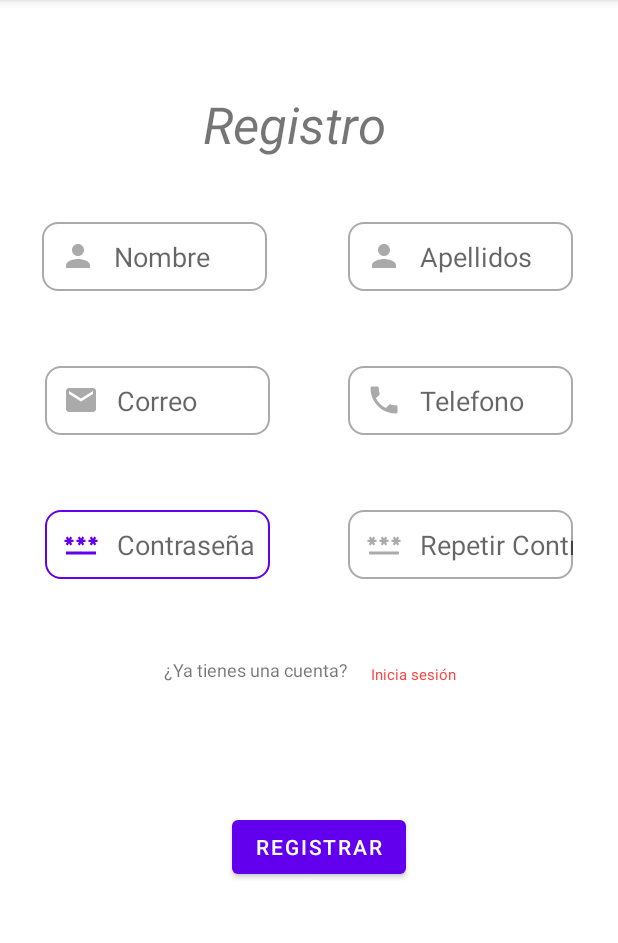
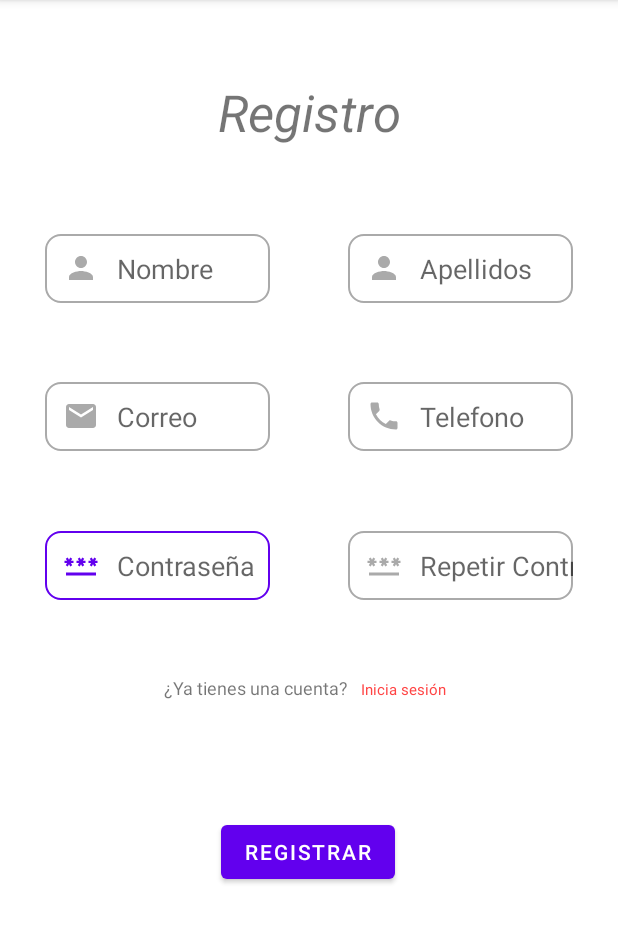
Before and after one commit to BorjaMontoro/ProyectoFinalApp, an Android app: the RegisterClientActivity screen opened directly, with no data from a screen before it, on a phone screen of 412 x 824 dp, the part 84-1027 px from its top. Run offline under Robolectric (Android 15) with nearby library versions, the phone set to English and light mode, and no system bars.

Commit message:
Fix bugs y arreglando interfaz para que se pueda ver correctamente en un telefono real

```diff
--- a/app/src/main/java/com/example/proyectofinal/RegisterClientActivity.java
+++ b/app/src/main/java/com/example/proyectofinal/RegisterClientActivity.java
@@ -76,7 +76,7 @@ public class RegisterClientActivity extends AppCompatActivity {
                             }
                         });
                     } else {
-                        dialog("ERROR","Les contrasenyes no són iguals.");
+                        dialog("ERROR","Las contraseñas no son iguales.");
                     }
                 } catch (JSONException e) {
                     throw new RuntimeException(e);
@@ -165,7 +165,7 @@ public class RegisterClientActivity extends AppCompatActivity {
                     });
                     alerta.show();
                 } else if (status.equals("ERROR")) {
-                    alerta.setTitle("Error de registre");
+                    alerta.setTitle("Error de registro");
                     alerta.setMessage(mesage);
                     alerta.setNegativeButton("Cerrar" ,new DialogInterface.OnClickListener() {
                         @Override
--- a/app/src/main/java/com/example/proyectofinal/RegisterCompanyActivity.java
+++ b/app/src/main/java/com/example/proyectofinal/RegisterCompanyActivity.java
@@ -82,7 +82,7 @@ public class RegisterCompanyActivity extends AppCompatActivity {
                             }
                         });
                     } else {
-                        dialog("ERROR","Les contrasenyes no són iguals.");
+                        dialog("ERROR","Las contraseñas no son iguales.");
                     }
                 } catch (JSONException e) {
                     throw new RuntimeException(e);
@@ -173,7 +173,7 @@ public class RegisterCompanyActivity extends AppCompatActivity {
                     });
                     alerta.show();
                 } else if (status.equals("ERROR")) {
-                    alerta.setTitle("Error de registre");
+                    alerta.setTitle("Error de registro");
                     alerta.setMessage(mesage);
                     alerta.setNegativeButton("Cerrar" ,new DialogInterface.OnClickListener() {
                         @Override
--- a/app/src/main/res/layout/activity_register_client.xml
+++ b/app/src/main/res/layout/activity_register_client.xml
@@ -10,8 +10,6 @@
         android:id="@+id/registroPassword"
         android:layout_width="150dp"
         android:layout_height="46dp"
-        android:layout_marginStart="30dp"
-        android:layout_marginTop="50dp"
         android:background="@drawable/custom_input"
         android:drawableStart="@drawable/custom_password_icon"
         android:drawablePadding="12dp"
@@ -19,15 +17,17 @@
         android:hint="Contraseña"
         android:inputType="textPassword"
         android:paddingStart="12dp"
+        app:layout_constraintBottom_toBottomOf="parent"
+        app:layout_constraintEnd_toEndOf="parent"
+        app:layout_constraintHorizontal_bias="0.114"
         app:layout_constraintStart_toStartOf="parent"
-        app:layout_constraintTop_toBottomOf="@+id/registroCorreos" />
+        app:layout_constraintTop_toBottomOf="@+id/registroCorreos"
+        app:layout_constraintVertical_bias="0.126" />
 
     <EditText
         android:id="@+id/registroNombre"
         android:layout_width="150dp"
         android:layout_height="46dp"
-        android:layout_marginStart="28dp"
-        android:layout_marginTop="148dp"
         android:background="@drawable/custom_input"
         android:drawableStart="@drawable/custom_person_icon"
         android:drawablePadding="12dp"
@@ -35,15 +35,17 @@
         android:hint="Nombre"
         android:inputType="textPersonName"
         android:paddingStart="12dp"
+        app:layout_constraintBottom_toBottomOf="parent"
+        app:layout_constraintEnd_toEndOf="parent"
+        app:layout_constraintHorizontal_bias="0.114"
         app:layout_constraintStart_toStartOf="parent"
-        app:layout_constraintTop_toTopOf="parent" />
+        app:layout_constraintTop_toTopOf="parent"
+        app:layout_constraintVertical_bias="0.216" />
 
     <EditText
         android:id="@+id/registroCorreos"
         android:layout_width="150dp"
         android:layout_height="46dp"
-        android:layout_marginStart="30dp"
-        android:layout_marginTop="50dp"
         android:background="@drawable/custom_input"
         android:drawableStart="@drawable/custom_email_icon"
         android:drawablePadding="12dp"
@@ -51,37 +53,39 @@
         android:hint="Correo"
         android:inputType="textEmailAddress"
         android:paddingStart="12dp"
+        app:layout_constraintBottom_toBottomOf="parent"
+        app:layout_constraintEnd_toEndOf="parent"
+        app:layout_constraintHorizontal_bias="0.114"
         app:layout_constraintStart_toStartOf="parent"
-        app:layout_constraintTop_toBottomOf="@+id/registroNombre" />
+        app:layout_constraintTop_toBottomOf="@+id/registroNombre"
+        app:layout_constraintVertical_bias="0.101" />
 
     <Button
         android:id="@+id/registrar"
         android:layout_width="wrap_content"
         android:layout_height="wrap_content"
-        android:layout_marginStart="153dp"
-        android:layout_marginEnd="141dp"
         android:text="Registrar"
         app:layout_constraintBottom_toBottomOf="parent"
         app:layout_constraintEnd_toEndOf="parent"
-        app:layout_constraintHorizontal_bias="1.0"
+        app:layout_constraintHorizontal_bias="0.498"
         app:layout_constraintStart_toStartOf="parent"
         app:layout_constraintTop_toBottomOf="@+id/registroRepetirPassword"
-        app:layout_constraintVertical_bias="0.464" />
+        app:layout_constraintVertical_bias="0.451" />
 
     <TextView
         android:id="@+id/textViewLogin"
         android:layout_width="60dp"
-        android:layout_height="17dp"
+        android:layout_height="15dp"
         android:text="Inicia sesión"
         android:textAlignment="gravity"
         android:textColor="@android:color/holo_red_light"
         android:textSize="10sp"
         app:layout_constraintBottom_toBottomOf="parent"
         app:layout_constraintEnd_toEndOf="parent"
-        app:layout_constraintHorizontal_bias="0.703"
-        app:layout_constraintStart_toStartOf="parent"
+        app:layout_constraintHorizontal_bias="0.0"
+        app:layout_constraintStart_toEndOf="@+id/textoLogin"
         app:layout_constraintTop_toBottomOf="@+id/registroRepetirPassword"
-        app:layout_constraintVertical_bias="0.155" />
+        app:layout_constraintVertical_bias="0.149" />
 
     <TextView
         android:id="@+id/textoLogin"
@@ -100,8 +104,6 @@
         android:id="@+id/registroApellidos"
         android:layout_width="150dp"
         android:layout_height="46dp"
-        android:layout_marginTop="148dp"
-        android:layout_marginEnd="30dp"
         android:background="@drawable/custom_input"
         android:drawableStart="@drawable/custom_person_icon"
         android:drawablePadding="12dp"
@@ -109,17 +111,17 @@
         android:hint="Apellidos"
         android:inputType="textPersonName"
         android:paddingStart="12dp"
+        app:layout_constraintBottom_toBottomOf="parent"
         app:layout_constraintEnd_toEndOf="parent"
-        app:layout_constraintHorizontal_bias="1.0"
-        app:layout_constraintStart_toEndOf="@+id/registroNombre"
-        app:layout_constraintTop_toTopOf="parent" />
+        app:layout_constraintHorizontal_bias="0.885"
+        app:layout_constraintStart_toStartOf="parent"
+        app:layout_constraintTop_toTopOf="parent"
+        app:layout_constraintVertical_bias="0.216" />
 
     <EditText
         android:id="@+id/registroTelefono"
         android:layout_width="150dp"
         android:layout_height="46dp"
-        android:layout_marginTop="50dp"
-        android:layout_marginEnd="30dp"
         android:background="@drawable/custom_input"
         android:drawableStart="@drawable/custom_phone_icon"
         android:drawablePadding="12dp"
@@ -127,17 +129,17 @@
         android:hint="Telefono"
         android:inputType="phone"
         android:paddingStart="12dp"
+        app:layout_constraintBottom_toBottomOf="parent"
         app:layout_constraintEnd_toEndOf="parent"
-        app:layout_constraintHorizontal_bias="1.0"
-        app:layout_constraintStart_toEndOf="@+id/registroCorreos"
-        app:layout_constraintTop_toBottomOf="@+id/registroApellidos" />
+        app:layout_constraintHorizontal_bias="0.885"
+        app:layout_constraintStart_toStartOf="parent"
+        app:layout_constraintTop_toBottomOf="@+id/registroApellidos"
+        app:layout_constraintVertical_bias="0.101" />
 
     <EditText
         android:id="@+id/registroRepetirPassword"
         android:layout_width="150dp"
         android:layout_height="46dp"
-        android:layout_marginTop="50dp"
-        android:layout_marginEnd="30dp"
         android:background="@drawable/custom_input"
         android:drawableStart="@drawable/custom_password_icon"
         android:drawablePadding="12dp"
@@ -145,24 +147,25 @@
         android:hint="Repetir Contraseña"
         android:inputType="textPassword"
         android:paddingStart="12dp"
+        app:layout_constraintBottom_toBottomOf="parent"
         app:layout_constraintEnd_toEndOf="parent"
-        app:layout_constraintHorizontal_bias="1.0"
-        app:layout_constraintStart_toEndOf="@+id/registroPassword"
-        app:layout_constraintTop_toBottomOf="@+id/registroTelefono" />
+        app:layout_constraintHorizontal_bias="0.885"
+        app:layout_constraintStart_toStartOf="parent"
+        app:layout_constraintTop_toBottomOf="@+id/registroTelefono"
+        app:layout_constraintVertical_bias="0.126" />
 
     <TextView
         android:id="@+id/registerText"
         android:layout_width="141dp"
         android:layout_height="50dp"
-        android:layout_marginStart="174dp"
-        android:layout_marginTop="60dp"
-        android:layout_marginEnd="193dp"
+        android:gravity="center"
         android:text="Registro"
         android:textSize="34sp"
         android:textStyle="italic"
+        app:layout_constraintBottom_toBottomOf="parent"
         app:layout_constraintEnd_toEndOf="parent"
-        app:layout_constraintHorizontal_bias="0.402"
         app:layout_constraintStart_toStartOf="parent"
-        app:layout_constraintTop_toTopOf="parent" />
+        app:layout_constraintTop_toTopOf="parent"
+        app:layout_constraintVertical_bias="0.07" />
 
 </androidx.constraintlayout.widget.ConstraintLayout>
--- a/app/src/main/res/layout/activity_register_company.xml
+++ b/app/src/main/res/layout/activity_register_company.xml
@@ -176,12 +176,10 @@
         android:id="@+id/registrar"
         android:layout_width="wrap_content"
         android:layout_height="wrap_content"
-        android:layout_marginStart="153dp"
-        android:layout_marginEnd="141dp"
         android:text="Registrar"
         app:layout_constraintBottom_toBottomOf="parent"
         app:layout_constraintEnd_toEndOf="parent"
-        app:layout_constraintHorizontal_bias="1.0"
+        app:layout_constraintHorizontal_bias="0.498"
         app:layout_constraintStart_toStartOf="parent"
         app:layout_constraintTop_toBottomOf="@+id/registroRepetirPassword"
         app:layout_constraintVertical_bias="0.54" />
--- a/app/src/main/res/values/arrays.xml
+++ b/app/src/main/res/values/arrays.xml
@@ -12,7 +12,6 @@
         <item>Pilates</item>
         <item>Gimnasio</item>
         <item>Nutrición</item>
-        <item>Medicina alternativa</item>
     </string-array>
     <string-array name="crear_anuncio">
         <item>Peluquería</item>
@@ -25,7 +24,6 @@
         <item>Pilates</item>
         <item>Gimnasio</item>
         <item>Nutrición</item>
-        <item>Medicina alternativa</item>
     </string-array>
     <string-array name="dias_semana">
         <item>Lunes</item>
```
Also changed, not shown: app/src/main/java/com/example/proyectofinal/ActivityAnuncio.java (+8 -2 lines), app/src/main/res/layout/activity_login.xml (+15 -19 lines), app/src/main/res/layout/fragment_services.xml (+27 -3 lines).
